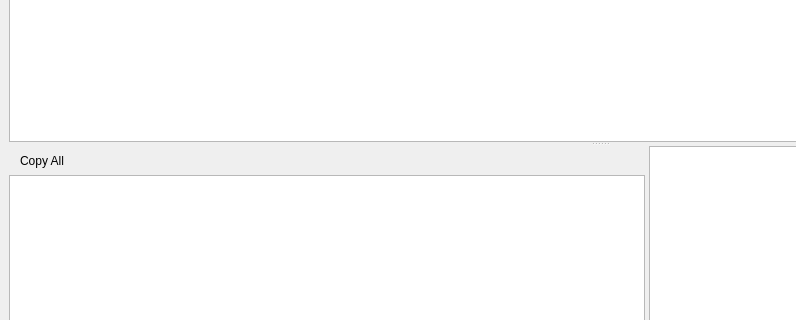
Above: viewer/emv-viewer-mainwindow.ui from openemv/emv-utils before the change; both pictures show x 0 to 796 and y 241 to 561 of the 1200 by 800 pixel window. Below: the same form after it.
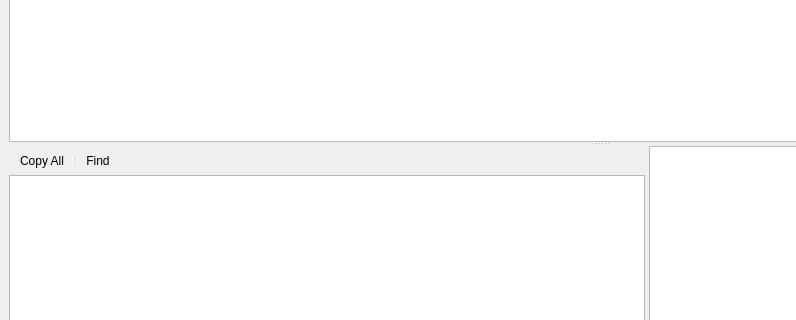
That is the form after the change. Icons and pictures are not drawn. Custom widgets are drawn as their Qt base class.

Commit message:
Implement search widgets in toolbar for emv-viewer
This is in preparation for the actual search functionality that has not
yet been implemented.

```diff
--- a/viewer/emv-viewer-mainwindow.ui
+++ b/viewer/emv-viewer-mainwindow.ui
@@ -147,6 +147,8 @@
             <bool>false</bool>
            </property>
            <addaction name="actionCopyAll"/>
+           <addaction name="separator"/>
+           <addaction name="actionFind"/>
           </widget>
          </item>
          <item>
@@ -208,6 +210,17 @@
     <string>Copy all fields to clipboard</string>
    </property>
   </action>
+  <action name="actionFind">
+   <property name="icon">
+    <iconset theme="edit-find"/>
+   </property>
+   <property name="text">
+    <string>Find</string>
+   </property>
+   <property name="toolTip">
+    <string>Find in fields</string>
+   </property>
+  </action>
  </widget>
  <customwidgets>
   <customwidget>
```
The commit also changes 2 other files.
